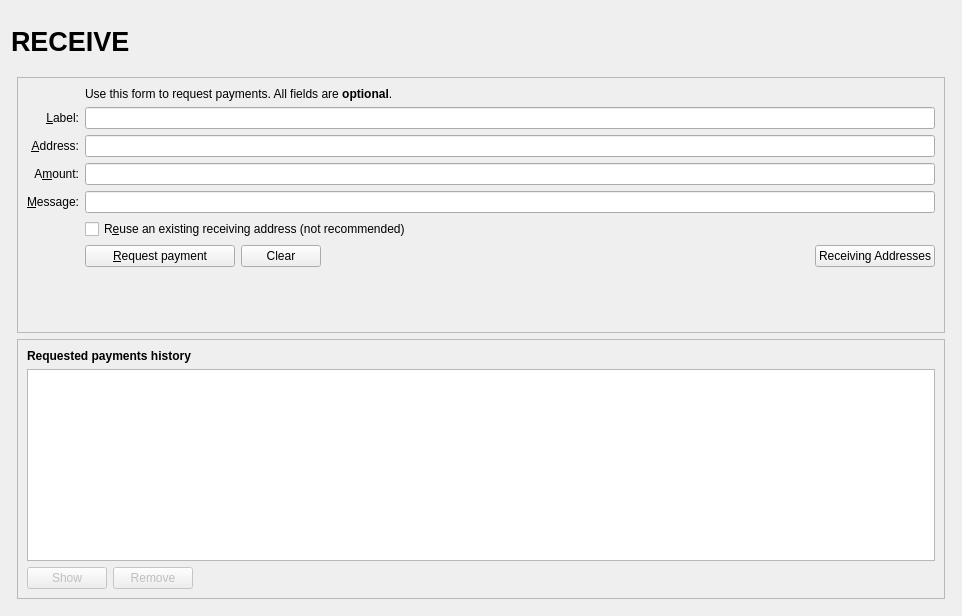
Qt form src/qt/forms/receivecoinsdialog.ui (scolemanhopehouse/HBCUR) before a commit.
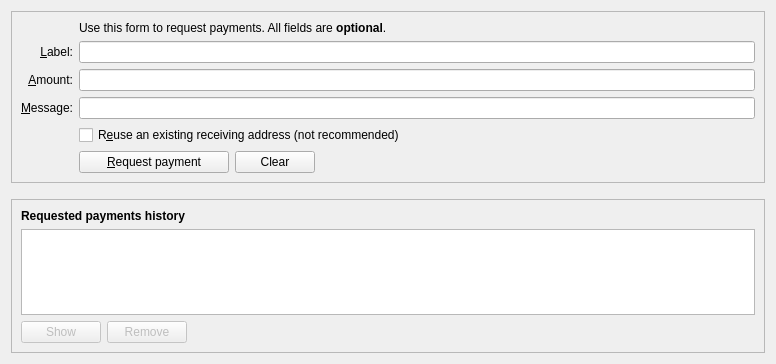
The same form after that commit. Icons and pictures are not drawn. Custom widgets are drawn as their Qt base class.

Patch:
```diff
--- a/src/qt/forms/receivecoinsdialog.ui
+++ b/src/qt/forms/receivecoinsdialog.ui
@@ -6,119 +6,11 @@
    <rect>
     <x>0</x>
     <y>0</y>
-    <width>962</width>
-    <height>616</height>
+    <width>776</width>
+    <height>364</height>
    </rect>
   </property>
-  <layout class="QVBoxLayout" name="verticalLayout" stretch="0">
-   <item>
-    <layout class="QVBoxLayout" name="verticalLayout_Master" stretch="0,1">
-     <property name="spacing">
-      <number>0</number>
-     </property>
-     <item>
-      <widget class="QFrame" name="frame_Header">
-       <layout class="QVBoxLayout" name="verticalLayout_8">
-        <property name="leftMargin">
-         <number>0</number>
-        </property>
-        <property name="topMargin">
-         <number>0</number>
-        </property>
-        <property name="rightMargin">
-         <number>0</number>
-        </property>
-        <property name="bottomMargin">
-         <number>0</number>
-        </property>
-        <item>
-         <layout class="QHBoxLayout" name="horizontalLayout_Header" stretch="1,0,1">
-          <item>
-           <widget class="QLabel" name="labelOverviewHeaderLeft">
-            <property name="minimumSize">
-             <size>
-              <width>464</width>
-              <height>60</height>
-             </size>
-            </property>
-            <property name="maximumSize">
-             <size>
-              <width>16777215</width>
-              <height>60</height>
-             </size>
-            </property>
-            <property name="font">
-             <font>
-              <pointsize>20</pointsize>
-              <weight>75</weight>
-              <bold>true</bold>
-             </font>
-            </property>
-            <property name="text">
-             <string>RECEIVE</string>
-            </property>
-           </widget>
-          </item>
-          <item>
-           <spacer name="horizontalSpacer_3">
-            <property name="orientation">
-             <enum>Qt::Horizontal</enum>
-            </property>
-            <property name="sizeHint" stdset="0">
-             <size>
-              <width>40</width>
-              <height>20</height>
-             </size>
-            </property>
-           </spacer>
-          </item>
-          <item>
-           <widget class="QLabel" name="labelOverviewHeaderRight">
-            <property name="minimumSize">
-             <size>
-              <width>464</width>
-              <height>60</height>
-             </size>
-            </property>
-            <property name="maximumSize">
-             <size>
-              <width>16777215</width>
-              <height>60</height>
-             </size>
-            </property>
-            <property name="font">
-             <font>
-              <pointsize>14</pointsize>
-             </font>
-            </property>
-            <property name="text">
-             <string/>
-            </property>
-            <property name="alignment">
-             <set>Qt::AlignRight|Qt::AlignTrailing|Qt::AlignVCenter</set>
-            </property>
-           </widget>
-          </item>
-         </layout>
-        </item>
-       </layout>
-      </widget>
-     </item>
-     <item>
-      <widget class="QFrame" name="frame_BG">
-       <layout class="QVBoxLayout" name="verticalLayout_5">
-        <property name="leftMargin">
-         <number>6</number>
-        </property>
-        <property name="topMargin">
-         <number>6</number>
-        </property>
-        <property name="rightMargin">
-         <number>6</number>
-        </property>
-        <property name="bottomMargin">
-         <number>6</number>
-        </property>
+  <layout class="QVBoxLayout" name="verticalLayout" stretch="0,0,1">
         <item>
          <widget class="QFrame" name="frame2">
           <property name="sizePolicy">
@@ -136,6 +28,53 @@
           <layout class="QVBoxLayout" name="verticalLayout_3">
            <item>
             <layout class="QGridLayout" name="gridLayout">
+        <item row="7" column="2">
+         <widget class="QCheckBox" name="reuseAddress">
+          <property name="toolTip">
+           <string>Reuse one of the previously used receiving addresses.&lt;br&gt;Reusing addresses has security and privacy issues.&lt;br&gt;Do not use this unless re-generating a payment request made before.</string>
+          </property>
+          <property name="text">
+           <string>R&amp;euse an existing receiving address (not recommended)</string>
+          </property>
+         </widget>
+        </item>
+        <item row="7" column="0">
+         <widget class="QLabel" name="label_4">
+          <property name="text">
+           <string/>
+          </property>
+         </widget>
+        </item>
+        <item row="6" column="0">
+         <widget class="QLabel" name="label_3">
+          <property name="toolTip">
+           <string>An optional message to attach to the payment request, which will be displayed when the request is opened. Note: The message will not be sent with the payment over the hbcur network.</string>
+          </property>
+          <property name="text">
+           <string>&amp;Message:</string>
+          </property>
+          <property name="alignment">
+           <set>Qt::AlignRight|Qt::AlignTrailing|Qt::AlignVCenter</set>
+          </property>
+          <property name="buddy">
+           <cstring>reqMessage</cstring>
+          </property>
+         </widget>
+        </item>
+        <item row="4" column="2">
+         <widget class="QLineEdit" name="reqLabel">
+          <property name="toolTip">
+           <string>An optional label to associate with the new receiving address.</string>
+          </property>
+         </widget>
+        </item>
+        <item row="6" column="2">
+         <widget class="QLineEdit" name="reqMessage">
+          <property name="toolTip">
+           <string>An optional message to attach to the payment request, which will be displayed when the request is opened.&lt;br&gt;Note: The message will not be sent with the payment over the hbcur network.</string>
+          </property>
+         </widget>
+        </item>
              <item row="2" column="2">
               <widget class="QLabel" name="label_5">
                <property name="text">
@@ -159,52 +98,13 @@
                </property>
               </widget>
              </item>
-             <item row="4" column="2">
-              <widget class="QLineEdit" name="reqLabel">
-               <property name="toolTip">
-                <string>An optional label to associate with the new receiving address.</string>
-               </property>
-              </widget>
-             </item>
              <item row="5" column="0">
               <widget class="QLabel" name="label">
                <property name="toolTip">
-                <string>Your receiving address. You can copy and use it to receive coins on this wallet. A new one will be generated once it is used.</string>
-               </property>
-               <property name="text">
-                <string>&amp;Address:</string>
-               </property>
-               <property name="alignment">
-                <set>Qt::AlignRight|Qt::AlignTrailing|Qt::AlignVCenter</set>
-               </property>
-               <property name="buddy">
-                <cstring>reqAddress</cstring>
-               </property>
-              </widget>
-             </item>
-             <item row="5" column="2">
-              <widget class="QLineEdit" name="reqAddress">
-               <property name="readOnly">
-                <bool>true</bool>
-               </property>
-               <property name="minimumSize">
-                <size>
-                 <width>80</width>
-                 <height>0</height>
-                </size>
-               </property>
-               <property name="toolTip">
-                <string>Your receiving address. You can copy and use it to receive coins on this wallet. A new one will be generated once it is used.</string>
-               </property>
-              </widget>
-             </item>
-             <item row="6" column="0">
-              <widget class="QLabel" name="label">
-               <property name="toolTip">
                 <string>An optional amount to request. Leave this empty or zero to not request a specific amount.</string>
                </property>
                <property name="text">
-                <string>A&amp;mount:</string>
+           <string>&amp;Amount:</string>
                </property>
                <property name="alignment">
                 <set>Qt::AlignRight|Qt::AlignTrailing|Qt::AlignVCenter</set>
@@ -214,7 +114,7 @@
                </property>
               </widget>
              </item>
-             <item row="6" column="2">
+        <item row="5" column="2">
               <widget class="BitcoinAmountField" name="reqAmount">
                <property name="minimumSize">
                 <size>
@@ -227,54 +127,7 @@
                </property>
               </widget>
              </item>
-             <item row="7" column="0">
-              <widget class="QLabel" name="label_3">
-               <property name="toolTip">
-                <string>An optional message to attach to the payment request, which will be displayed when the request is opened. Note: The message will not be sent with the payment over the hbcucoin network.</string>
-               </property>
-               <property name="text">
-                <string>&amp;Message:</string>
-               </property>
-               <property name="alignment">
-                <set>Qt::AlignRight|Qt::AlignTrailing|Qt::AlignVCenter</set>
-               </property>
-               <property name="buddy">
-                <cstring>reqMessage</cstring>
-               </property>
-              </widget>
-             </item>
-             <item row="7" column="2">
-              <widget class="QLineEdit" name="reqMessage">
-               <property name="toolTip">
-                <string>An optional message to attach to the payment request, which will be displayed when the request is opened.&lt;br&gt;Note: The message will not be sent with the payment over the hbcucoin network.</string>
-               </property>
-              </widget>
-             </item>
-             <item row="8" column="0">
-              <widget class="QLabel" name="label_4">
-               <property name="text">
-                <string/>
-               </property>
-              </widget>
-             </item>
              <item row="8" column="2">
-              <widget class="QCheckBox" name="reuseAddress">
-               <property name="toolTip">
-                <string>Reuse one of the previously used receiving addresses.&lt;br&gt;Reusing addresses has security and privacy issues.&lt;br&gt;Do not use this unless re-generating a payment request made before.</string>
-               </property>
-               <property name="text">
-                <string>R&amp;euse an existing receiving address (not recommended)</string>
-               </property>
-              </widget>
-             </item>
-             <item row="9" column="0">
-              <widget class="QLabel" name="label_7">
-               <property name="text">
-                <string/>
-               </property>
-              </widget>
-             </item>
-             <item row="9" column="2">
               <layout class="QHBoxLayout" name="horizontalLayout">
                <item>
                 <widget class="QPushButton" name="receiveButton">
@@ -288,8 +141,8 @@
                   <string>&amp;Request payment</string>
                  </property>
                  <property name="icon">
-                  <iconset resource="../hbcucoin.qrc">
-                   <normaloff>:/icons/receiving_addresses</normaloff>:/icons/receiving_addresses</iconset>
+             <iconset resource="../hbcur.qrc">
+              <normaloff>:/icons/receiving_addresses_white</normaloff>:/icons/receiving_addresses_white</iconset>
                  </property>
                 </widget>
                </item>
@@ -308,7 +161,7 @@
                   <string>Clear</string>
                  </property>
                  <property name="icon">
-                  <iconset resource="../hbcucoin.qrc">
+             <iconset resource="../hbcur.qrc">
                    <normaloff>:/icons/remove</normaloff>:/icons/remove</iconset>
                  </property>
                  <property name="autoDefault">
@@ -329,39 +182,32 @@
                  </property>
                 </spacer>
                </item>
-               <item>
-                <widget class="QPushButton" name="receivingAddressesButton">
+         </layout>
+        </item>
+        <item row="8" column="0">
+         <widget class="QLabel" name="label_7">
                  <property name="text">
-                  <string>Receiving Addresses</string>
-                 </property>
-                 <property name="icon">
-                  <iconset resource="../pivx.qrc">
-                   <normaloff>:/icons/address-book</normaloff>:/icons/address-book</iconset>
-                 </property>
-                 <property name="autoDefault">
-                  <bool>false</bool>
-                 </property>
+           <string/>
+          </property>
                 </widget>
                </item>
               </layout>
              </item>
-             <item row="10" column="2">
-              <spacer name="verticalSpacer">
+     </layout>
+    </widget>
+   </item>
+   <item>
+    <spacer name="verticalSpacer_2">
                <property name="orientation">
                 <enum>Qt::Vertical</enum>
                </property>
                <property name="sizeHint" stdset="0">
                 <size>
                  <width>20</width>
-                 <height>40</height>
+       <height>10</height>
                 </size>
                </property>
               </spacer>
-             </item>
-            </layout>
-           </item>
-          </layout>
-         </widget>
         </item>
         <item>
          <widget class="QFrame" name="frame">
@@ -455,7 +301,7 @@
                 <string>Show</string>
                </property>
                <property name="icon">
-                <iconset resource="../hbcucoin.qrc">
+           <iconset resource="../hbcur.qrc">
                  <normaloff>:/icons/edit</normaloff>:/icons/edit</iconset>
                </property>
                <property name="autoDefault">
@@ -475,7 +321,7 @@
                 <string>Remove</string>
                </property>
                <property name="icon">
-                <iconset resource="../hbcucoin.qrc">
+           <iconset resource="../hbcur.qrc">
                  <normaloff>:/icons/remove</normaloff>:/icons/remove</iconset>
                </property>
                <property name="autoDefault">
@@ -503,11 +349,6 @@
         </item>
        </layout>
       </widget>
-     </item>
-    </layout>
-   </item>
-  </layout>
- </widget>
  <customwidgets>
   <customwidget>
    <class>BitcoinAmountField</class>
```
Left out of the diff: 3 changed lines with no effect on the pictures. Lines whose indentation alone changed are shown as unchanged.
